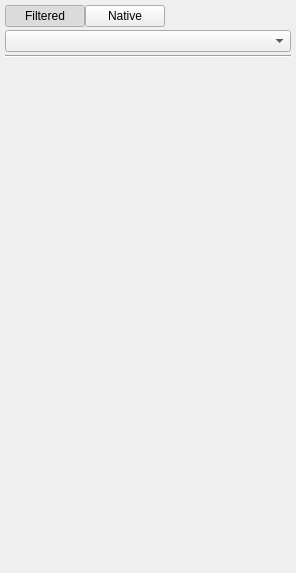
Old version of the form v2/branches/dev/monkey/src/xupmanager/gui/XUPProjectManager.ui in the repository testmana2/mks.
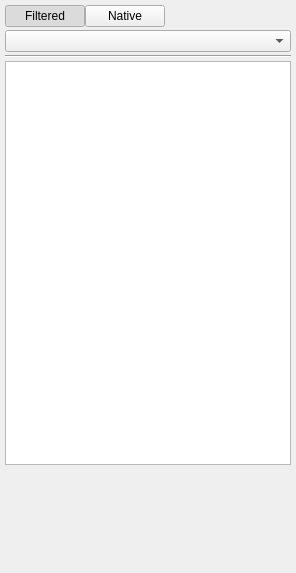
New version of the form. Icons and pictures are not drawn. Custom widgets are drawn as their Qt base class.

The edit to the form file:
```diff
--- a/v2/branches/dev/monkey/src/xupmanager/gui/XUPProjectManager.ui
+++ b/v2/branches/dev/monkey/src/xupmanager/gui/XUPProjectManager.ui
@@ -97,52 +97,9 @@
         </property>
         <item>
          <widget class="QTreeView" name="tvFiltered">
-          <property name="palette">
-           <palette>
-            <active>
-             <colorrole role="Base">
-              <brush brushstyle="SolidPattern">
-               <color alpha="0">
-                <red>255</red>
-                <green>255</green>
-                <blue>255</blue>
-               </color>
-              </brush>
-             </colorrole>
-            </active>
-            <inactive>
-             <colorrole role="Base">
-              <brush brushstyle="SolidPattern">
-               <color alpha="0">
-                <red>255</red>
-                <green>255</green>
-                <blue>255</blue>
-               </color>
-              </brush>
-             </colorrole>
-            </inactive>
-            <disabled>
-             <colorrole role="Base">
-              <brush brushstyle="SolidPattern">
-               <color alpha="255">
-                <red>255</red>
-                <green>255</green>
-                <blue>255</blue>
-               </color>
-              </brush>
-             </colorrole>
-            </disabled>
-           </palette>
-          </property>
           <property name="contextMenuPolicy">
            <enum>Qt::CustomContextMenu</enum>
           </property>
-          <property name="frameShape">
-           <enum>QFrame::NoFrame</enum>
-          </property>
-          <property name="frameShadow">
-           <enum>QFrame::Plain</enum>
-          </property>
           <property name="uniformRowHeights">
            <bool>true</bool>
           </property>
```
Left out of the diff: 48 changed lines with no effect on the pictures.
